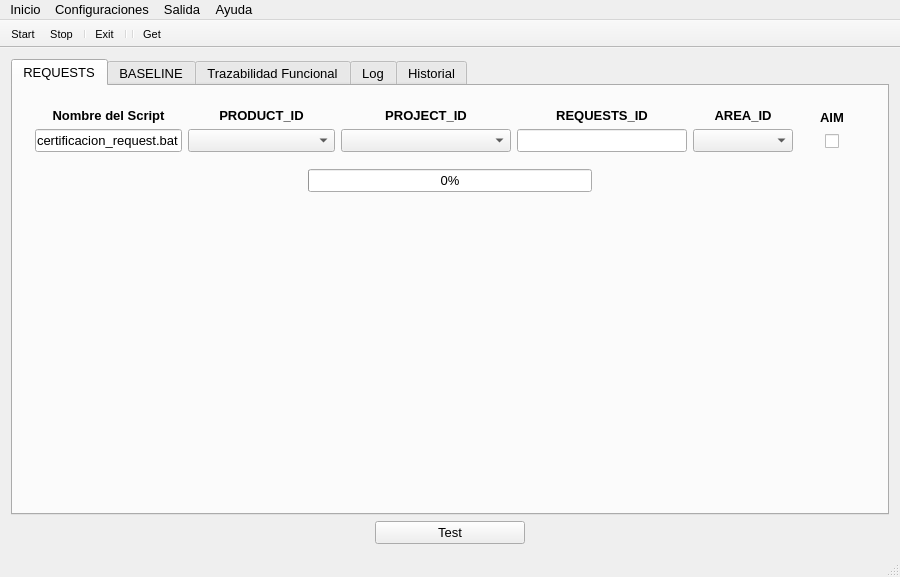
Qt form mainwindow.ui (dkmpos89/CheckingQATools) before a commit.
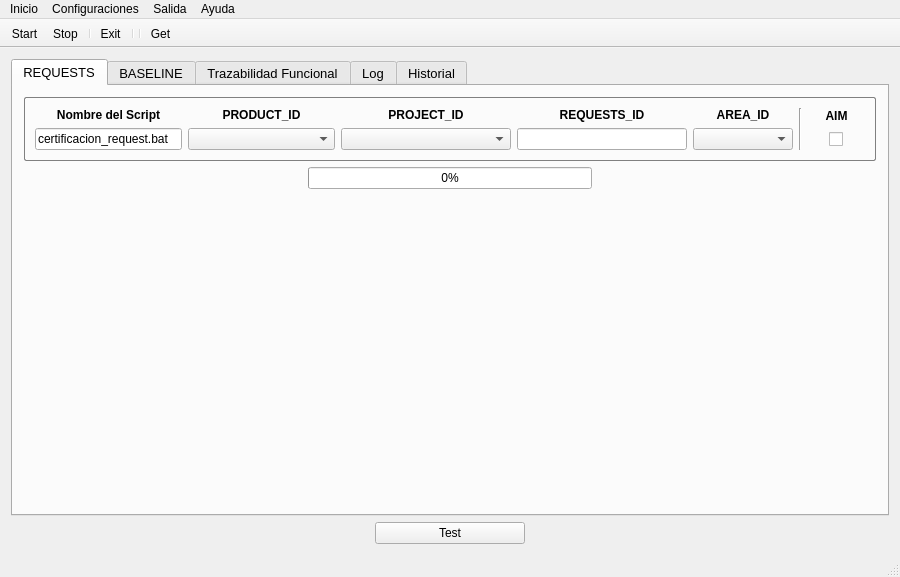
The same form after that commit. The open tabs and pages were chosen to show the change. Icons and pictures are not drawn. Custom widgets are drawn as their Qt base class.

Patch:
```diff
--- a/mainwindow.ui
+++ b/mainwindow.ui
@@ -36,6 +36,16 @@
   <property name="windowTitle">
    <string>CheckingTools</string>
   </property>
+  <property name="styleSheet">
+   <string notr="true">QWidget#contenedorTab1 {
+     border: 1px solid gray;
+     border-radius: 2px;
+ }
+QWidget#contenedorTab2 {
+     border: 1px solid gray;
+     border-radius: 2px;
+ }</string>
+  </property>
   <widget class="QWidget" name="centralWidget">
    <layout class="QGridLayout" name="gridLayout">
     <item row="0" column="1">
@@ -92,7 +102,7 @@
              </item>
             </layout>
            </item>
-           <item row="0" column="5">
+           <item row="0" column="6">
             <layout class="QVBoxLayout" name="verticalLayout_10">
              <item>
               <widget class="QLabel" name="label_9">
@@ -287,6 +297,13 @@
              </item>
             </layout>
            </item>
+           <item row="0" column="5">
+            <widget class="Line" name="line_4">
+             <property name="orientation">
+              <enum>Qt::Vertical</enum>
+             </property>
+            </widget>
+           </item>
           </layout>
          </widget>
         </item>
```
Left out of the diff: 169 changed lines with no effect on the pictures.
